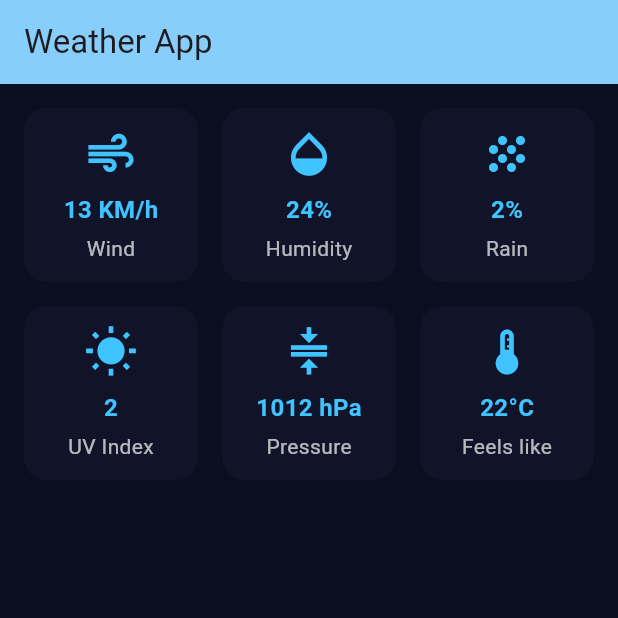
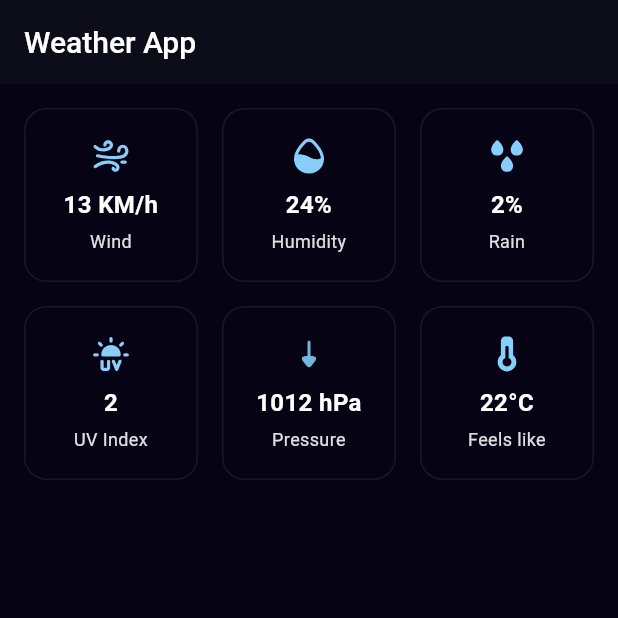
Before and after one commit to Newyork-Squad/weather_app, a Flutter app: the screen it shows after launch, on a phone screen of 412 x 824 dp, the top half of it. Run offline on Flutter 3.47's test engine with Material 3 defaults, Android fonts, the phone set to English and light mode, and no system bars; our stand-ins replace flutter_svg.

Commit message:
feat: implement weather cards grid

```diff
--- a/lib/main.dart
+++ b/lib/main.dart
@@ -1,12 +1,13 @@
 import 'package:flutter/material.dart';
+import 'package:flutter_svg/flutter_svg.dart';
 import 'package:weather_app/ui/designSystem/theme/AppThemeProvider.dart';
 import 'package:weather_app/ui/designSystem/theme/weather_theme.dart';
 
 void main() {
   runApp(
-    AppThemeProvider(
-      brightness: Brightness.light,
-      child: const MyApp(),
+    const AppThemeProvider(
+      brightness: Brightness.dark,
+      child: MyApp(),
     ),
   );
 }
@@ -16,19 +17,32 @@ class MyApp extends StatelessWidget {
 
   @override
   Widget build(BuildContext context) {
+    return const MaterialApp(
+      debugShowCheckedModeBanner: false,
+      title: 'Weather App',
+      home: WeatherHomePage(),
+    );
+  }
+}
+
+class WeatherHomePage extends StatelessWidget {
+  const WeatherHomePage({super.key});
+
+  @override
+  Widget build(BuildContext context) {
     final theme = MyWeatherTheme.of(context);
 
-    return MaterialApp(
-      debugShowCheckedModeBanner: false,
-      title: 'Weather App',
-      theme: ThemeData(
-        colorScheme: ColorScheme.fromSeed(seedColor: Colors.deepPurple),
+    return Scaffold(
+      backgroundColor: theme.colors.backgroundPrimary,
+      appBar: AppBar(
+        title: Text(
+          "Weather App",
+          style: theme.typography.textTheme.titleLarge?.copyWith(
+            color: theme.colors.shadePrimary,
           ),
-      home: Scaffold(
-        backgroundColor: const Color(0xFF0A0E21),
-        appBar: AppBar(
-          title: const Text("Weather App"),
-          backgroundColor: theme.colors.brand,
+        ),
+        backgroundColor: theme.colors.backgroundSecondary,
+        elevation: 0,
       ),
       body: Padding(
         padding: const EdgeInsets.all(16.0),
@@ -36,15 +50,38 @@ class MyApp extends StatelessWidget {
           crossAxisCount: 3,
           crossAxisSpacing: 16,
           mainAxisSpacing: 16,
-            children: const [
-              WeatherCard(icon: Icons.air, value: '13 KM/h', label: 'Wind'),
-              WeatherCard(icon: Icons.opacity, value: '24%', label: 'Humidity'),
-              WeatherCard(icon: Icons.grain, value: '2%', label: 'Rain'),
-              WeatherCard(icon: Icons.wb_sunny, value: '2', label: 'UV Index'),
-              WeatherCard(icon: Icons.compress, value: '1012 hPa', label: 'Pressure'),
-              WeatherCard(icon: Icons.thermostat, value: '22°C', label: 'Feels like'),
+          children: [
+            WeatherCard(
+              icon: 'assets/icons/ic_fast_wind.svg',
+              value: '13 KM/h',
+              label: 'Wind',
+            ),
+            WeatherCard(
+              icon: 'assets/icons/ic_humidity.svg',
+              value: '24%',
+              label: 'Humidity',
+            ),
+            WeatherCard(
+              icon: 'assets/icons/ic_rain.svg',
+              value: '2%',
+              label: 'Rain',
+            ),
+            WeatherCard(
+              icon: 'assets/icons/ic_uv.svg',
+              value: '2',
+              label: 'UV Index',
+            ),
+            WeatherCard(
+              icon: 'assets/icons/ic_arrow_down.svg',
+              value: '1012 hPa',
+              label: 'Pressure',
+            ),
+            WeatherCard(
+              icon: 'assets/icons/ic_temperature.svg',
+              value: '22°C',
+              label: 'Feels like',
+            ),
           ],
-          ),
         ),
       ),
     );
@@ -52,7 +89,7 @@ class MyApp extends StatelessWidget {
 }
 
 class WeatherCard extends StatelessWidget {
-  final IconData icon;
+  final String icon;
   final String value;
   final String label;
 
@@ -65,30 +102,60 @@ class WeatherCard extends StatelessWidget {
 
   @override
   Widget build(BuildContext context) {
+    final theme = MyWeatherTheme.of(context);
+
     return Container(
       decoration: BoxDecoration(
-        color: const Color(0xFF111328),
+        color: theme.colors.surfacePrimary,
         borderRadius: BorderRadius.circular(15),
+        border: Border.all(
+          color: theme.colors.strokePrimary,
+          width: 1,
         ),
+      ),
+      padding: const EdgeInsets.all(12.0),
       child: Column(
         mainAxisAlignment: MainAxisAlignment.center,
+        mainAxisSize: MainAxisSize.min,
         children: [
-          Icon(icon, size: 36, color: Colors.lightBlueAccent),
+          Flexible(
+            child: SvgPicture.asset(
+              icon,
+              width: 32,
+              height: 32,
+              colorFilter: ColorFilter.mode(
+                theme.colors.brand,
+                BlendMode.srcIn,
+              ),
+              // Add error handling
+              placeholderBuilder: (context) => Icon(
+                Icons.image_not_supported,
+                size: 32,
+                color: theme.colors.brand,
+              ),
+            ),
+          ),
           const SizedBox(height: 8),
-          Text(
+          Flexible(
+            child: Text(
               value,
-            style: const TextStyle(
-              fontSize: 16,
+              textAlign: TextAlign.center,
+              overflow: TextOverflow.ellipsis,
+              style: theme.typography.textTheme.labelLarge?.copyWith(
+                color: theme.colors.shadePrimary,
                 fontWeight: FontWeight.bold,
-              color: Colors.lightBlueAccent,
+              ),
             ),
           ),
           const SizedBox(height: 4),
-          Text(
+          Flexible(
+            child: Text(
               label,
-            style: const TextStyle(
-              fontSize: 14,
-              color: Colors.white70,
+              textAlign: TextAlign.center,
+              overflow: TextOverflow.ellipsis,
+              style: theme.typography.textTheme.labelSmall?.copyWith(
+                color: theme.colors.shadeSecondary,
+              ),
             ),
           ),
         ],
```
Also changed, not shown: pubspec.yaml (+2 -83 lines). Lines whose indentation alone changed are shown as unchanged.
